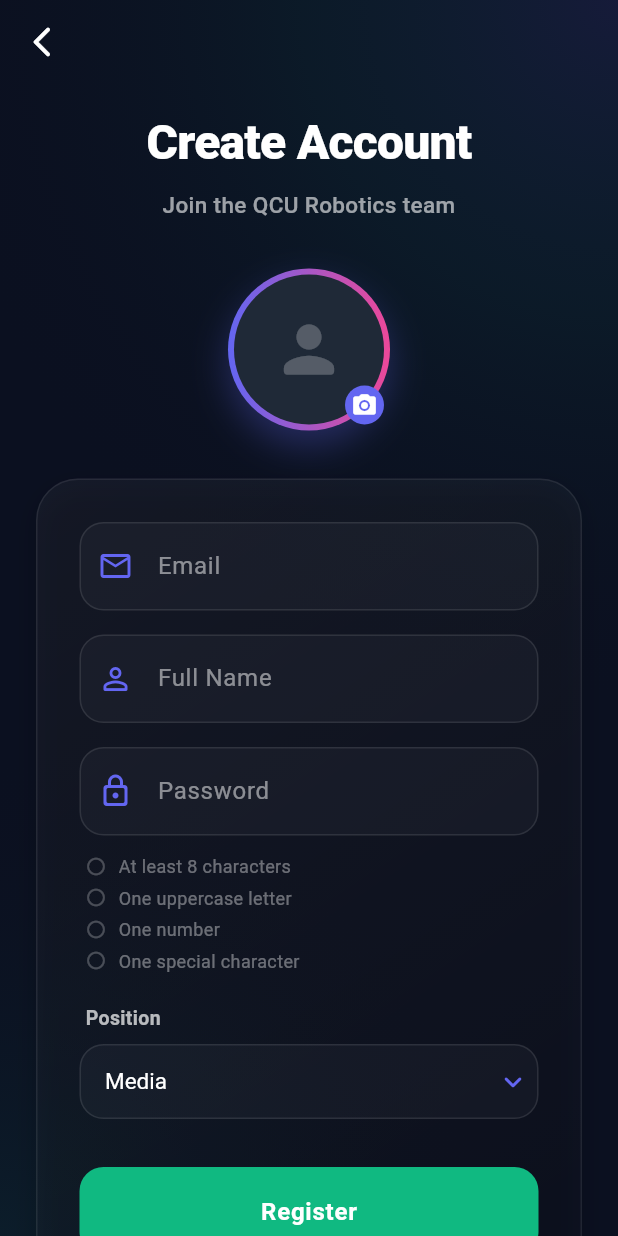
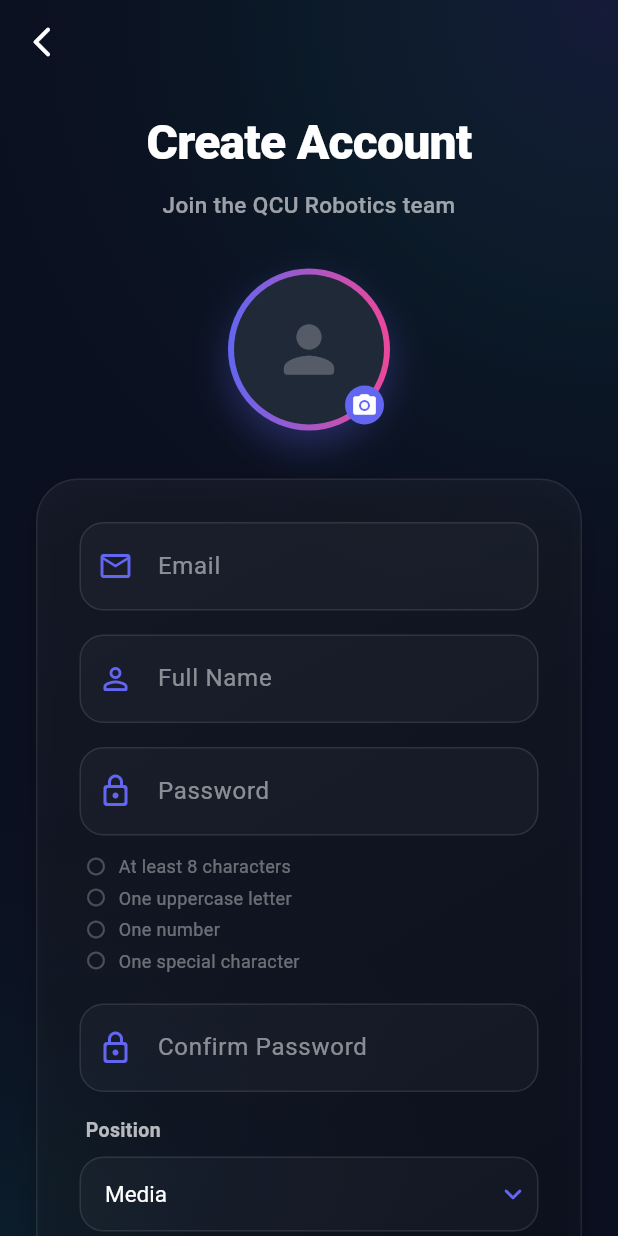
Before and after one commit to jysnz/QCUROBOTICS_WEBSITE_CMS, a Flutter app: the RegisterPage screen opened directly, on a phone screen of 412 x 824 dp. Run offline on Flutter 3.47's test engine with Material 3 defaults, Android fonts, the phone set to English and light mode, and no system bars; our stand-ins replace flutter_dotenv, google_sign_in, image_picker, supabase_flutter; accounts and stored records are empty; network calls fail.

Commit message:
Add confirm password field and validation to registration page

```diff
--- a/lib/Pages/Auth/register_page.dart
+++ b/lib/Pages/Auth/register_page.dart
@@ -4,8 +4,6 @@ import 'package:google_sign_in/google_sign_in.dart';
 import 'package:image_picker/image_picker.dart';
 import 'package:supabase_flutter/supabase_flutter.dart';
 import 'package:qcurobotics_management_app/Pages/Auth/auth_widgets.dart';
-
-import '../../main.dart';
 import '../Dashboard/Dashboard.dart';
 
 class RegisterPage extends StatefulWidget {
@@ -31,6 +29,7 @@ class RegisterPage extends StatefulWidget {
 class _RegisterPageState extends State<RegisterPage> {
   late final TextEditingController _emailController;
   late final TextEditingController _passwordController;
+  late final TextEditingController _confirmPasswordController;
   late final TextEditingController _nameController;
 
   File? _imageFile;
@@ -49,15 +48,18 @@ class _RegisterPageState extends State<RegisterPage> {
   bool _hasUppercase = false;
   bool _hasNumber = false;
   bool _hasSpecialChar = false;
+  bool _passwordsMatch = false;
 
   @override
   void initState() {
     super.initState();
     _emailController = TextEditingController(text: widget.initialEmail);
     _passwordController = TextEditingController();
+    _confirmPasswordController = TextEditingController();
     _nameController = TextEditingController(text: widget.initialName);
 
     _passwordController.addListener(_validatePassword);
+    _confirmPasswordController.addListener(_validateConfirmPassword);
     _fetchTeams();
   }
 
@@ -74,10 +76,17 @@ class _RegisterPageState extends State<RegisterPage> {
   bool get _isPasswordValid =>
       _hasMinLength && _hasUppercase && _hasNumber && _hasSpecialChar;
 
+  void _validateConfirmPassword() {
+    setState(() {
+      _passwordsMatch = _confirmPasswordController.text == _passwordController.text;
+    });
+  }
+
   @override
   void dispose() {
     _emailController.dispose();
     _passwordController.dispose();
+    _confirmPasswordController.dispose();
     _nameController.dispose();
     super.dispose();
   }
@@ -224,6 +233,12 @@ class _RegisterPageState extends State<RegisterPage> {
     if (!_isPasswordValid) {
       debugPrint('❌ Validation failed: Weak password');
       ScaffoldMessenger.of(context).showSnackBar(const SnackBar(content: Text('Please meet all password requirements')));
+      return;
+    }
+
+    if (!_passwordsMatch) {
+      debugPrint('❌ Validation failed: Passwords do not match');
+      ScaffoldMessenger.of(context).showSnackBar(const SnackBar(content: Text('Passwords do not match')));
       return;
     }
 
@@ -478,6 +493,33 @@ class _RegisterPageState extends State<RegisterPage> {
 
                           const SizedBox(height: 16),
 
+                          // Confirm Password TextField
+                          AuthTextField(
+                            controller: _confirmPasswordController,
+                            label: 'Confirm Password',
+                            icon: Icons.lock_outline_rounded,
+                            obscureText: true,
+                          ),
+                          if (_confirmPasswordController.text.isNotEmpty && !_passwordsMatch)
+                            Padding(
+                              padding: const EdgeInsets.only(top: 8, left: 4),
+                              child: Row(
+                                children: [
+                                  Icon(Icons.error_outline_rounded, size: 14, color: Colors.red.withValues(alpha: 0.8)),
+                                  const SizedBox(width: 6),
+                                  Text(
+                                    'Passwords do not match',
+                                    style: TextStyle(
+                                      color: Colors.red.withValues(alpha: 0.8),
+                                      fontSize: 12,
+                                    ),
+                                  ),
+                                ],
+                              ),
+                            ),
+
+                          const SizedBox(height: 16),
+
                           // Position Header
                           const Padding(
                             padding: EdgeInsets.only(left: 4, bottom: 8),
```
